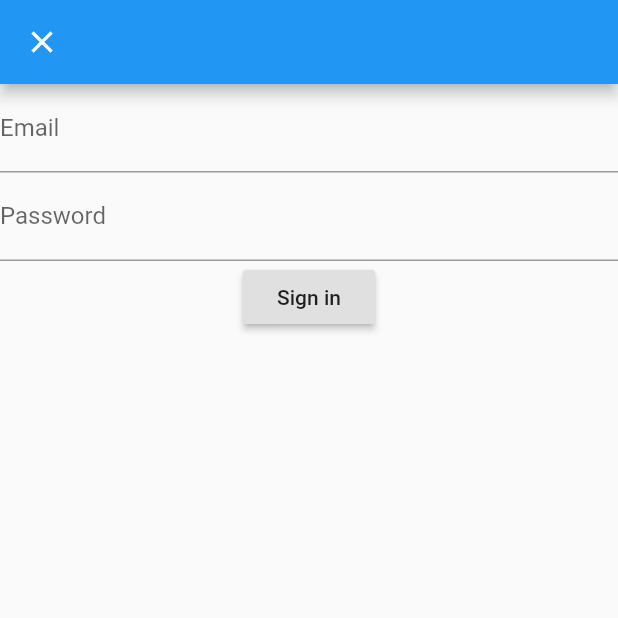
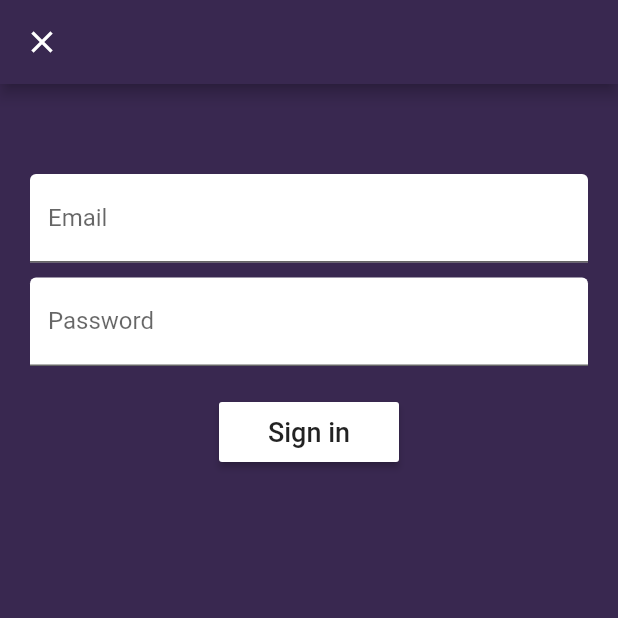
Before and after one commit to HIMANSHU3107/newEdaiProject, a Flutter app: the screen it shows after launch, after a tap on "Sign in", on a phone screen of 412 x 824 dp, the top half of it. Run offline on Flutter 3.47's test engine with Material 2 defaults, Android fonts, the light colour scheme and no system bars; our stand-ins replace audioplayers, firebase_auth, firebase_core, flutter_swiper; accounts and stored records are empty.

Commit message:
Improved login and registration

```diff
--- a/lib/home/home.dart
+++ b/lib/home/home.dart
@@ -9,6 +9,7 @@ class Home extends StatelessWidget {
     return Scaffold(
         backgroundColor: Color(0xff392850),
         appBar: AppBar(
+          automaticallyImplyLeading: false,
           actions: [
             FlatButton.icon(
                 onPressed: null,
--- a/lib/setup/sign_in.dart
+++ b/lib/setup/sign_in.dart
@@ -15,11 +15,19 @@ class _LoginPageState extends State<LoginPage> {
   @override
   Widget build(BuildContext context) {
     return new Scaffold(
-      appBar: new AppBar(),
+        backgroundColor: Color(0xff392850),
+        appBar: new AppBar(
+          backgroundColor: Color(0xff392850),
+        ),
         body: Form(
           key: _formKey,
+          child: Container(
+              padding: EdgeInsets.symmetric(horizontal: 20),
               child: Column(
                 children: <Widget>[
+                  SizedBox(
+                    height: 60,
+                  ),
                   TextFormField(
                     validator: (input) {
                       if (input.isEmpty) {
@@ -27,8 +35,14 @@ class _LoginPageState extends State<LoginPage> {
                       }
                       return null;
                     },
-                decoration: InputDecoration(labelText: 'Email'),
+                    decoration: InputDecoration(
+                        labelText: 'Email',
+                        fillColor: Colors.white,
+                        filled: true),
                     onSaved: (input) => _email = input,
+                  ),
+                  SizedBox(
+                    height: 10,
                   ),
                   TextFormField(
                     validator: (input) {
@@ -37,16 +51,31 @@ class _LoginPageState extends State<LoginPage> {
                       }
                       return null;
                     },
-                decoration: InputDecoration(labelText: 'Password'),
+                    style: TextStyle(color: Color(0xff392850)),
+                    decoration: InputDecoration(
+                      labelText: 'Password',
+                      fillColor: Colors.white,
+                      filled: true,
+                    ),
                     onSaved: (input) => _password = input,
                     obscureText: true,
                   ),
-              RaisedButton(
+                  SizedBox(
+                    height: 20,
+                  ),
+                  ButtonTheme(
+                      height: 40,
+                      minWidth: 120,
+                      buttonColor: Colors.white,
+                      child: RaisedButton(
                         onPressed: () {
                           signIn();
                         },
-                child: Text('Sign in'),
+                        child: Text(
+                          'Sign in',
+                          style: TextStyle(fontSize: 18),
                         ),
+                      )),
                   SizedBox(height: 12.0),
                   Text(
                     error,
@@ -54,7 +83,7 @@ class _LoginPageState extends State<LoginPage> {
                   ),
                 ],
               )),
-    );
+        ));
   }
 
   void signIn() async {
--- a/lib/setup/welcome.dart
+++ b/lib/setup/welcome.dart
@@ -12,23 +12,50 @@ class _WelcomePageState extends State<WelcomePage> {
   Widget build(BuildContext context) {
     return Scaffold(
         appBar: AppBar(
-        title: Text('My firebase app'),
+          backgroundColor: Color(0xff392850),
+          title: Text('Health Fitness'),
+          automaticallyImplyLeading: false,
         ),
-      body: Column(
-        mainAxisAlignment: MainAxisAlignment.center,
+        backgroundColor: Color(0xff392850),
+        body: Container(
+          padding: EdgeInsets.symmetric(horizontal: 100),
+          child: Column(
             crossAxisAlignment: CrossAxisAlignment.stretch,
             children: <Widget>[
-          RaisedButton(
+              SizedBox(
+                height: 150,
+              ),
+              SizedBox(
+                  height: 50,
+                  child: RaisedButton(
+                    shape: RoundedRectangleBorder(
+                        borderRadius: BorderRadius.circular(5)),
+                    elevation: 20,
                     onPressed: navigateToSignIn,
-            child: Text('Sign in'),
+                    child: Text(
+                      'Sign in',
+                      style: TextStyle(fontSize: 22),
                     ),
-          RaisedButton(
+                  )),
+              SizedBox(
+                height: 20,
+              ),
+              SizedBox(
+                height: 50,
+                child: RaisedButton(
+                  elevation: 20,
+                  shape: RoundedRectangleBorder(
+                      borderRadius: BorderRadius.circular(5)),
                   onPressed: navigateToSignUp,
-            child: Text('Sign up'),
+                  child: Text(
+                    'Sign up',
+                    style: TextStyle(fontSize: 22),
+                  ),
+                ),
               ),
             ],
           ),
-    );
+        ));
   }
 
   void navigateToSignIn() {
```
Also changed, not shown: lib/setup/sign_up.dart (+32 -6 lines), pubspec.lock. Lines whose indentation alone changed are shown as unchanged.
